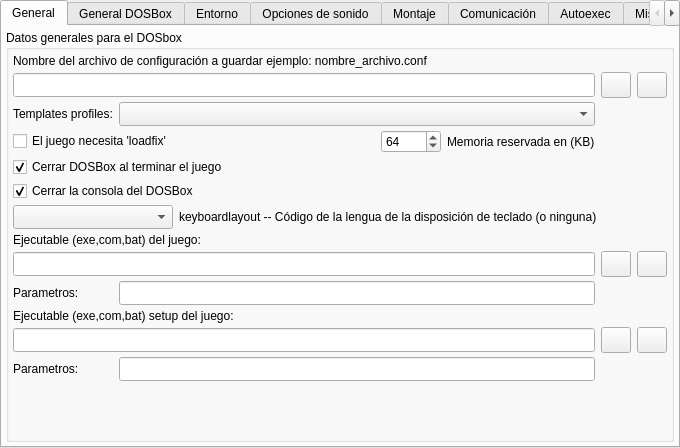
Qt form ui/addedit_dosbox.ui (Monthy/gr-lida) before a commit.
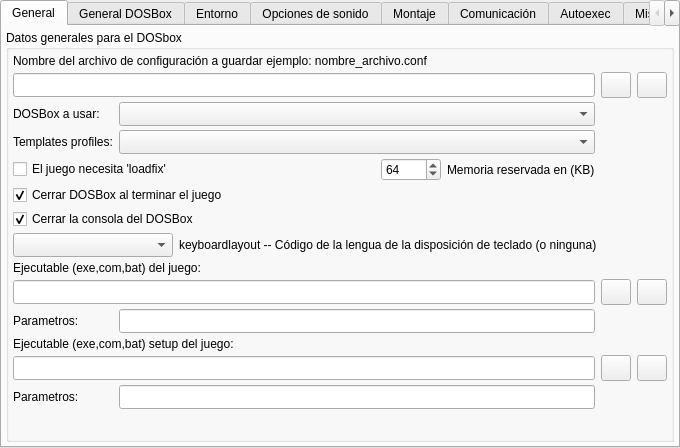
The same form after that commit. Icons and pictures are not drawn.

Commit message: Añadido soporte para usar distintas versiones del DOSBox.

Diff of the .ui file:
```diff
--- a/ui/addedit_dosbox.ui
+++ b/ui/addedit_dosbox.ui
@@ -88,14 +88,14 @@
            </property>
           </widget>
          </item>
-         <item row="2" column="0">
+         <item row="3" column="0">
           <widget class="QLabel" name="lb_Dbx_0">
            <property name="text">
             <string>Templates profiles:</string>
            </property>
           </widget>
          </item>
-         <item row="2" column="1" colspan="4">
+         <item row="3" column="1" colspan="4">
           <widget class="QComboBox" name="cbxDbx_Profiles">
            <property name="minimumSize">
             <size>
@@ -105,7 +105,7 @@
            </property>
           </widget>
          </item>
-         <item row="3" column="3">
+         <item row="4" column="3">
           <widget class="QSpinBox" name="spinDbx_loadfix_mem">
            <property name="minimumSize">
             <size>
@@ -124,7 +124,7 @@
            </property>
           </widget>
          </item>
-         <item row="3" column="4" colspan="3">
+         <item row="4" column="4" colspan="3">
           <widget class="QLabel" name="lb_Dbx_2">
            <property name="minimumSize">
             <size>
@@ -137,7 +137,7 @@
            </property>
           </widget>
          </item>
-         <item row="4" column="4" colspan="3">
+         <item row="5" column="4" colspan="3">
           <widget class="QLabel" name="lb_Dbx_70">
            <property name="minimumSize">
             <size>
@@ -147,7 +147,7 @@
            </property>
           </widget>
          </item>
-         <item row="8" column="0" colspan="5">
+         <item row="9" column="0" colspan="5">
           <widget class="QLineEdit" name="txtDbx_path_exe">
            <property name="minimumSize">
             <size>
@@ -157,7 +157,7 @@
            </property>
           </widget>
          </item>
-         <item row="8" column="5">
+         <item row="9" column="5">
           <widget class="QPushButton" name="btnDbx_ExeJuego">
            <property name="minimumSize">
             <size>
@@ -177,7 +177,7 @@
            </property>
           </widget>
          </item>
-         <item row="8" column="6">
+         <item row="9" column="6">
           <widget class="QPushButton" name="btnDbx_ExeJuego_clear">
            <property name="minimumSize">
             <size>
@@ -197,14 +197,14 @@
            </property>
           </widget>
          </item>
-         <item row="9" column="0">
+         <item row="10" column="0">
           <widget class="QLabel" name="lb_Dbx_4">
            <property name="text">
             <string>Parametros:</string>
            </property>
           </widget>
          </item>
-         <item row="11" column="0" colspan="5">
+         <item row="12" column="0" colspan="5">
           <widget class="QLineEdit" name="txtDbx_path_setup">
            <property name="minimumSize">
             <size>
@@ -214,7 +214,7 @@
            </property>
           </widget>
          </item>
-         <item row="11" column="5">
+         <item row="12" column="5">
           <widget class="QPushButton" name="btnDbx_ExeSetup">
            <property name="minimumSize">
             <size>
@@ -234,7 +234,7 @@
            </property>
           </widget>
          </item>
-         <item row="11" column="6">
+         <item row="12" column="6">
           <widget class="QPushButton" name="btnDbx_ExeSetup_clear">
            <property name="minimumSize">
             <size>
@@ -254,14 +254,14 @@
            </property>
           </widget>
          </item>
-         <item row="12" column="0">
+         <item row="13" column="0">
           <widget class="QLabel" name="lb_Dbx_6">
            <property name="text">
             <string>Parametros:</string>
            </property>
           </widget>
          </item>
-         <item row="12" column="1" colspan="4">
+         <item row="13" column="1" colspan="4">
           <widget class="QLineEdit" name="txtDbx_parametros_setup">
            <property name="minimumSize">
             <size>
@@ -271,7 +271,7 @@
            </property>
           </widget>
          </item>
-         <item row="5" column="0" colspan="3">
+         <item row="6" column="0" colspan="3">
           <widget class="QCheckBox" name="chkDbx_consola_dbox">
            <property name="text">
             <string>Cerrar la consola del DOSBox</string>
@@ -281,7 +281,7 @@
            </property>
           </widget>
          </item>
-         <item row="4" column="0" colspan="3">
+         <item row="5" column="0" colspan="3">
           <widget class="QCheckBox" name="chkDbx_cerrar_dbox">
            <property name="text">
             <string>Cerrar DOSBox al terminar el juego</string>
@@ -291,14 +291,14 @@
            </property>
           </widget>
          </item>
-         <item row="3" column="0" colspan="3">
+         <item row="4" column="0" colspan="3">
           <widget class="QCheckBox" name="chkDbx_loadfix">
            <property name="text">
             <string>El juego necesita 'loadfix'</string>
            </property>
           </widget>
          </item>
-         <item row="7" column="0" colspan="7">
+         <item row="8" column="0" colspan="7">
           <widget class="QLabel" name="lb_Dbx_3">
            <property name="text">
             <string>Ejecutable (exe,com,bat) del juego:</string>
@@ -308,7 +308,7 @@
            </property>
           </widget>
          </item>
-         <item row="10" column="0" colspan="7">
+         <item row="11" column="0" colspan="7">
           <widget class="QLabel" name="lb_Dbx_5">
            <property name="text">
             <string>Ejecutable (exe,com,bat) setup del juego:</string>
@@ -328,7 +328,7 @@
            </property>
           </widget>
          </item>
-         <item row="6" column="2" colspan="5">
+         <item row="7" column="2" colspan="5">
           <widget class="QLabel" name="lb_Dbx_64">
            <property name="text">
             <string>keyboardlayout -- Código de la lengua de la disposición de teclado (o ninguna)</string>
@@ -338,7 +338,7 @@
            </property>
           </widget>
          </item>
-         <item row="6" column="0" colspan="2">
+         <item row="7" column="0" colspan="2">
           <widget class="QComboBox" name="cbxDbx_dos_keyboardlayout">
            <property name="minimumSize">
             <size>
@@ -354,7 +354,7 @@
            </property>
           </widget>
          </item>
-         <item row="9" column="1" colspan="4">
+         <item row="10" column="1" colspan="4">
           <widget class="QLineEdit" name="txtDbx_parametros_exe">
            <property name="minimumSize">
             <size>
@@ -364,6 +364,23 @@
            </property>
           </widget>
          </item>
+         <item row="2" column="0">
+          <widget class="QLabel" name="lb_Dbx_75">
+           <property name="text">
+            <string>DOSBox a usar:</string>
+           </property>
+          </widget>
+         </item>
+         <item row="2" column="1" colspan="4">
+          <widget class="QComboBox" name="cbxDbx_EmuKey">
+           <property name="minimumSize">
+            <size>
+             <width>0</width>
+             <height>24</height>
+            </size>
+           </property>
+          </widget>
+         </item>
         </layout>
        </item>
        <item>
```
Left out of the diff: 350 changed lines with no effect on the pictures. The commit also changes 16 other files.
